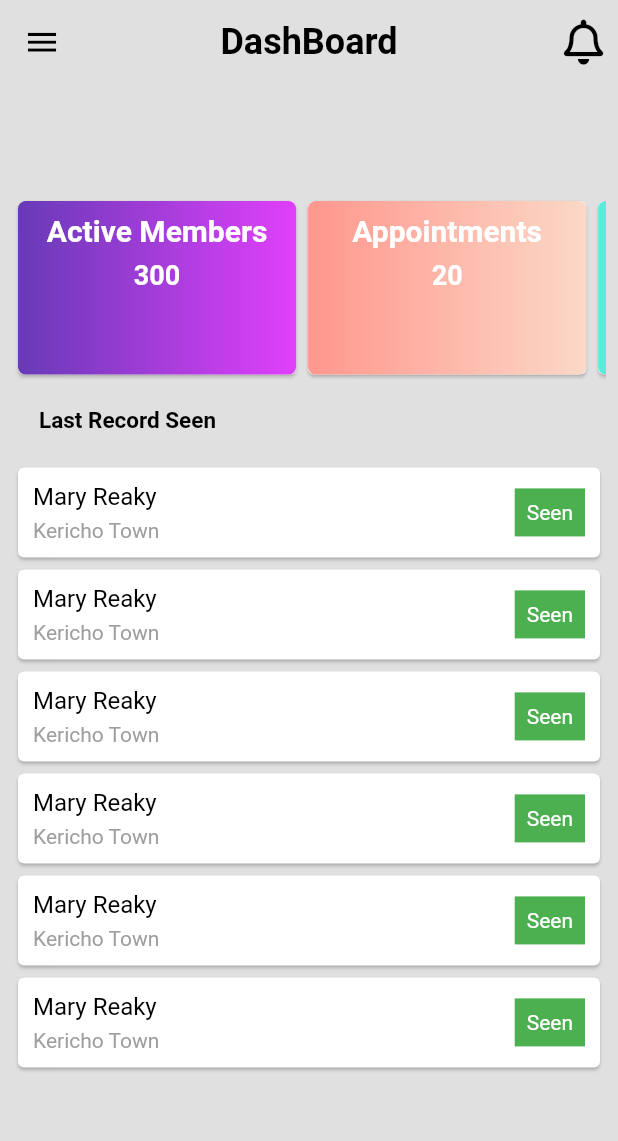
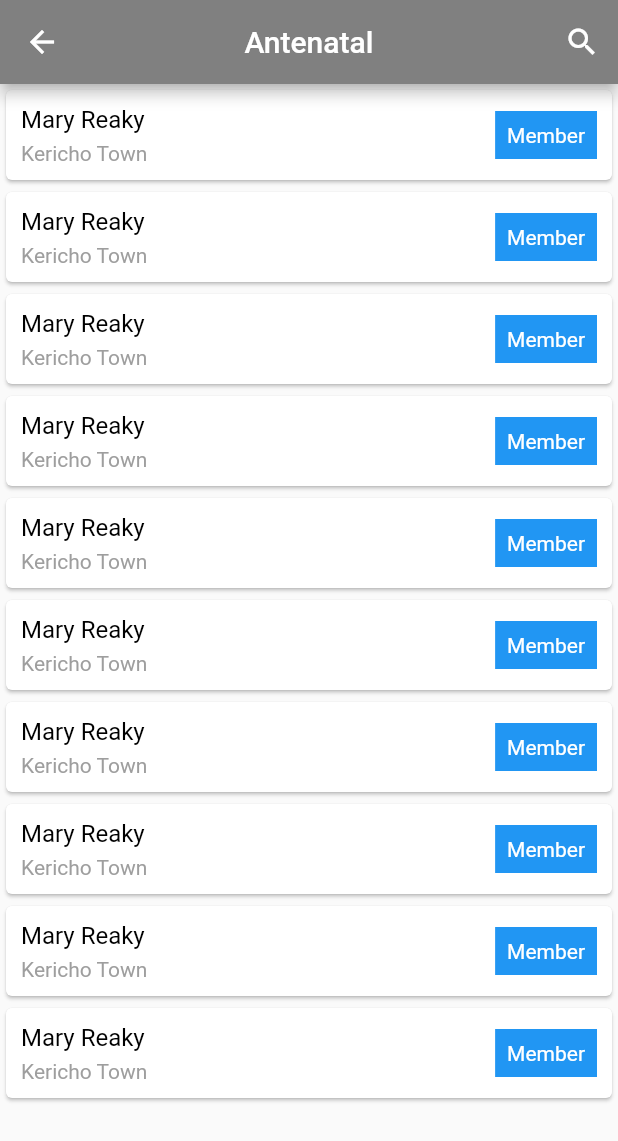
Before and after one commit to kabiangaGurus/mumcare, a Flutter app: the OfficerDashBoard screen opened directly, after a tap on "Active Members", on a phone screen of 412 x 824 dp. Shown: the top 1141 px of the screen. Run offline on Flutter 3.47's test engine with Material 2 defaults, Android fonts, the phone set to English and light mode, and no system bars; our stand-ins replace animate_do, dotted_border, font_awesome_flutter, google_fonts, image_picker, pin_code_fields; network calls fail.

Commit message:
updates abit

```diff
--- a/mumcareapp/lib/screens/admin/articles/mainArticlePage.dart
+++ b/mumcareapp/lib/screens/admin/articles/mainArticlePage.dart
@@ -36,6 +36,8 @@ class _MainArticlePageState extends State<MainArticlePage>
   Widget build(BuildContext context) {
     return Scaffold(
       appBar: AppBar(
+                automaticallyImplyLeading: false,
+
         iconTheme: IconThemeData(
           color: black,
         ),
--- /dev/null
+++ b/mumcareapp/lib/screens/admin/members.dart
@@ -0,0 +1,78 @@
+import 'package:flutter/material.dart';
+import 'package:flutter/cupertino.dart';
+import 'package:mumcareapp/constants/color2.dart';
+import 'package:mumcareapp/constants/colors.dart';
+
+class AntenatalMembers extends StatefulWidget {
+  @override
+  _AntenatalMembersState createState() => _AntenatalMembersState();
+}
+
+class _AntenatalMembersState extends State<AntenatalMembers> {
+  @override
+  Widget build(BuildContext context) {
+    return Scaffold(
+      appBar: AppBar(
+        backgroundColor: grey,
+        centerTitle: true,
+        title: Text("Antenatal"),
+        actions: [
+          IconButton(icon: Icon(Icons.search), onPressed: () {}),
+        ],
+      ),
+      body:  ListView.builder(
+        itemCount: 10,
+        itemBuilder: (context, index) {
+          return Container(
+            width: MediaQuery.of(context).size.width,
+            child: Card(
+              child: Padding(
+                padding: EdgeInsets.all(10.0),
+                child: Row(
+                  mainAxisAlignment: MainAxisAlignment.spaceBetween,
+                  children: [
+                    Column(
+                      mainAxisAlignment: MainAxisAlignment.start,
+                      crossAxisAlignment: CrossAxisAlignment.start,
+                      children: <Widget>[
+                        Text(
+                          'Mary Reaky',
+                          style: TextStyle(
+                            fontSize: 16.0,
+                            color: Colors.black,
+                          ),
+                        ),
+                        SizedBox(
+                          height: 5.0,
+                        ),
+                        Text(
+                          'Kericho Town',
+                          style: TextStyle(
+                            fontSize: 14.0,
+                            color: Colors.grey,
+                          ),
+                        ),
+                      ],
+                    ),
+                    Container(
+                      color: Colors.blue,
+                      child: Padding(
+                        padding: const EdgeInsets.all(8.0),
+                        child: Text(
+                          'Member',
+                          style: TextStyle(
+                            color: colorWhite,
+                          ),
+                        ),
+                      ),
+                    ),
+                  ],
+                ),
+              ),
+            ),
+          );
+        },
+      ),
+    );
+  }
+}
--- a/mumcareapp/pubspec.yaml
+++ b/mumcareapp/pubspec.yaml
@@ -36,7 +36,7 @@ dependencies:
   cached_network_image: ^2.3.1
   webview_flutter: ^0.3.19+9
   dotted_border: ^1.0.6
-  image_picker: ^0.6.7+7
+  image_picker: ^0.6.7+4
 
 
 
```
Also changed, not shown: mumcareapp/lib/screens/admin/appointments/active.dart (added, +78 -0 lines), mumcareapp/lib/screens/admin/appointments/missed.dart (added, +78 -0 lines), mumcareapp/lib/screens/admin/articles/create_articles.dart (+69 -105 lines), mumcareapp/lib/screens/admin/dashboard.dart (+48 -24 lines), 1 other file.
